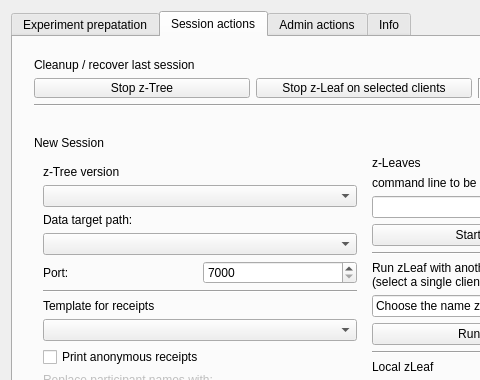
The window that src/mainwindow.ui (tobiaswee/Labcontrol) describes before a commit, drawn with Qt 5; both pictures show x 0 to 480 and y 0 to 380 of the 730 by 900 pixel window.
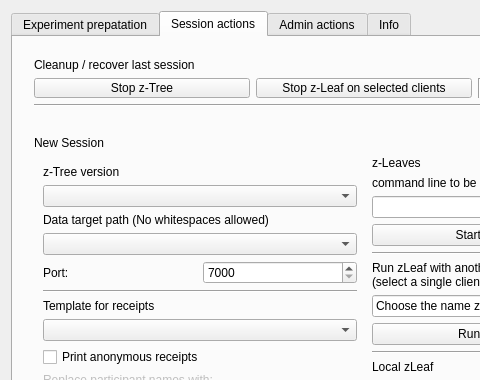
The same window after the commit. The open tabs and pages were chosen to show the change. Icons and pictures are not drawn.

The edit to the form file:
```diff
--- a/src/mainwindow.ui
+++ b/src/mainwindow.ui
@@ -530,7 +530,7 @@
              <item>
               <widget class="QLabel" name="LDataTargetPath">
                <property name="text">
-                <string>Data target path:</string>
+                <string>Data target path (No whitespaces allowed)</string>
                </property>
               </widget>
              </item>
```
Left out of the diff: 30 changed lines with no effect on the pictures.
